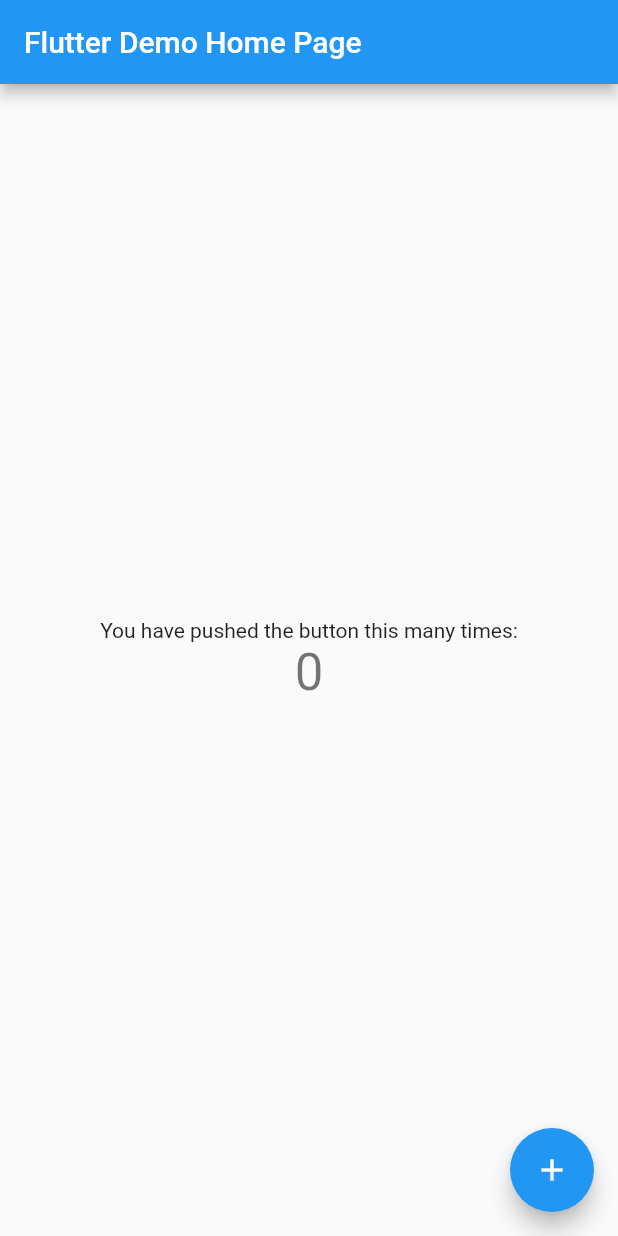
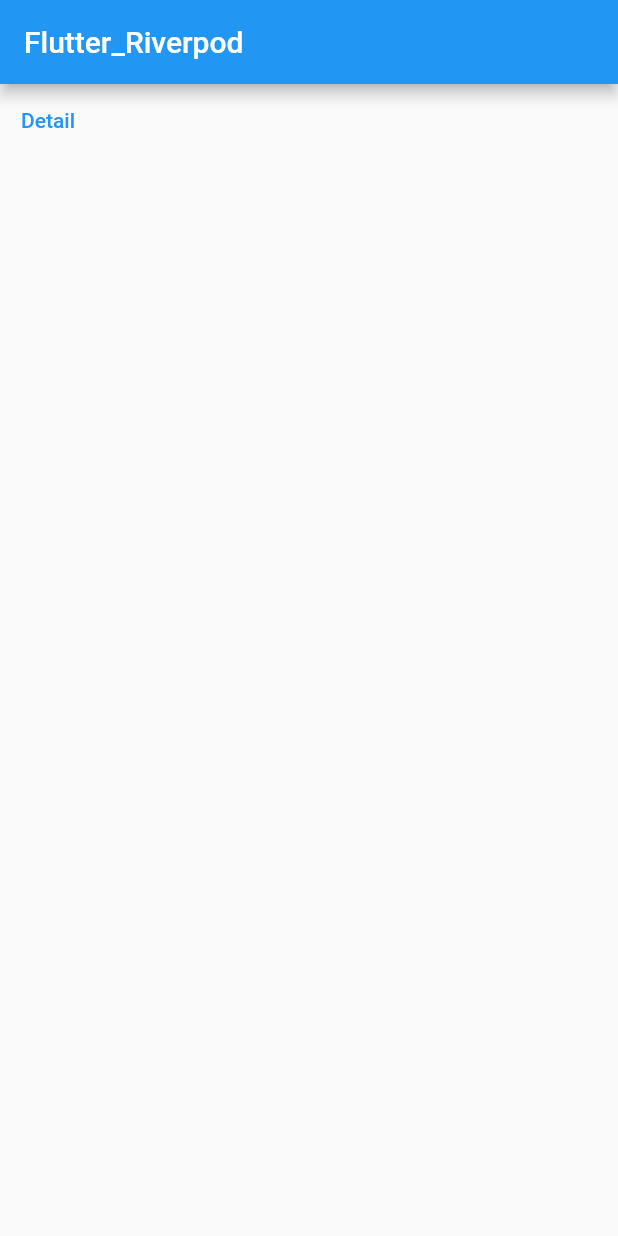
Before and after one commit to eyesoffish/flutter_riverpod, a Flutter app: the screen it shows after launch, on a phone screen of 412 x 824 dp. Run offline on Flutter 3.47's test engine with Material 2 defaults, Android fonts, the phone set to English and light mode, and no system bars.

Commit message:
feat: import plugin

```diff
--- a/lib/main.dart
+++ b/lib/main.dart
@@ -1,113 +1,19 @@
 import 'package:flutter/material.dart';
+import 'package:flutter_riverpod_demo/pages/list_page.dart';
 
 void main() {
   runApp(MyApp());
 }
 
 class MyApp extends StatelessWidget {
-  // This widget is the root of your application.
   @override
   Widget build(BuildContext context) {
     return MaterialApp(
       title: 'Flutter Demo',
       theme: ThemeData(
-        // This is the theme of your application.
-        //
-        // Try running your application with "flutter run". You'll see the
-        // application has a blue toolbar. Then, without quitting the app, try
-        // changing the primarySwatch below to Colors.green and then invoke
-        // "hot reload" (press "r" in the console where you ran "flutter run",
-        // or simply save your changes to "hot reload" in a Flutter IDE).
-        // Notice that the counter didn't reset back to zero; the application
-        // is not restarted.
         primarySwatch: Colors.blue,
       ),
-      home: MyHomePage(title: 'Flutter Demo Home Page'),
+      home: ListPage(),
     );
   }
 }
-
-class MyHomePage extends StatefulWidget {
-  MyHomePage({Key key, this.title}) : super(key: key);
-
-  // This widget is the home page of your application. It is stateful, meaning
-  // that it has a State object (defined below) that contains fields that affect
-  // how it looks.
-
-  // This class is the configuration for the state. It holds the values (in this
-  // case the title) provided by the parent (in this case the App widget) and
-  // used by the build method of the State. Fields in a Widget subclass are
-  // always marked "final".
-
-  final String title;
-
-  @override
-  _MyHomePageState createState() => _MyHomePageState();
-}
-
-class _MyHomePageState extends State<MyHomePage> {
-  int _counter = 0;
-
-  void _incrementCounter() {
-    setState(() {
-      // This call to setState tells the Flutter framework that something has
-      // changed in this State, which causes it to rerun the build method below
-      // so that the display can reflect the updated values. If we changed
-      // _counter without calling setState(), then the build method would not be
-      // called again, and so nothing would appear to happen.
-      _counter++;
-    });
-  }
-
-  @override
-  Widget build(BuildContext context) {
-    // This method is rerun every time setState is called, for instance as done
-    // by the _incrementCounter method above.
-    //
-    // The Flutter framework has been optimized to make rerunning build methods
-    // fast, so that you can just rebuild anything that needs updating rather
-    // than having to individually change instances of widgets.
-    return Scaffold(
-      appBar: AppBar(
-        // Here we take the value from the MyHomePage object that was created by
-        // the App.build method, and use it to set our appbar title.
-        title: Text(widget.title),
-      ),
-      body: Center(
-        // Center is a layout widget. It takes a single child and positions it
-        // in the middle of the parent.
-        child: Column(
-          // Column is also a layout widget. It takes a list of children and
-          // arranges them vertically. By default, it sizes itself to fit its
-          // children horizontally, and tries to be as tall as its parent.
-          //
-          // Invoke "debug painting" (press "p" in the console, choose the
-          // "Toggle Debug Paint" action from the Flutter Inspector in Android
-          // Studio, or the "Toggle Debug Paint" command in Visual Studio Code)
-          // to see the wireframe for each widget.
-          //
-          // Column has various properties to control how it sizes itself and
-          // how it positions its children. Here we use mainAxisAlignment to
-          // center the children vertically; the main axis here is the vertical
-          // axis because Columns are vertical (the cross axis would be
-          // horizontal).
-          mainAxisAlignment: MainAxisAlignment.center,
-          children: <Widget>[
-            Text(
-              'You have pushed the button this many times:',
-            ),
-            Text(
-              '$_counter',
-              style: Theme.of(context).textTheme.headline4,
-            ),
-          ],
-        ),
-      ),
-      floatingActionButton: FloatingActionButton(
-        onPressed: _incrementCounter,
-        tooltip: 'Increment',
-        child: Icon(Icons.add),
-      ), // This trailing comma makes auto-formatting nicer for build methods.
-    );
-  }
-}
--- /dev/null
+++ b/lib/pages/detail_page.dart
@@ -0,0 +1,15 @@
+import 'package:flutter/material.dart';
+
+class DetailPage extends StatelessWidget {
+  @override
+  Widget build(BuildContext context) {
+    return Scaffold(
+      appBar: AppBar(
+        title: Text("Flutter_Riverpod"),
+      ),
+      body: Center(
+        child: Text("watch provider"),
+      ),
+    );
+  }
+}
--- /dev/null
+++ b/lib/pages/list_page.dart
@@ -0,0 +1,24 @@
+import 'package:flutter/cupertino.dart';
+import 'package:flutter/material.dart';
+import 'package:flutter_riverpod_demo/pages/detail_page.dart';
+
+class ListPage extends StatelessWidget {
+  @override
+  Widget build(BuildContext context) {
+    return Scaffold(
+      appBar: AppBar(
+        title: Text("Flutter_Riverpod"),
+      ),
+      body: Column(
+        children: [
+          TextButton(
+            onPressed: () {
+              Navigator.push(context, CupertinoPageRoute(builder: (context) => DetailPage()));
+            },
+            child: Text("Detail")
+          )
+        ],
+      ),
+    );
+  }
+}
```
Also changed, not shown: pubspec.yaml (+5 -6 lines), lib/provider/provider.dart (added), pubspec.lock, 1 other file.
